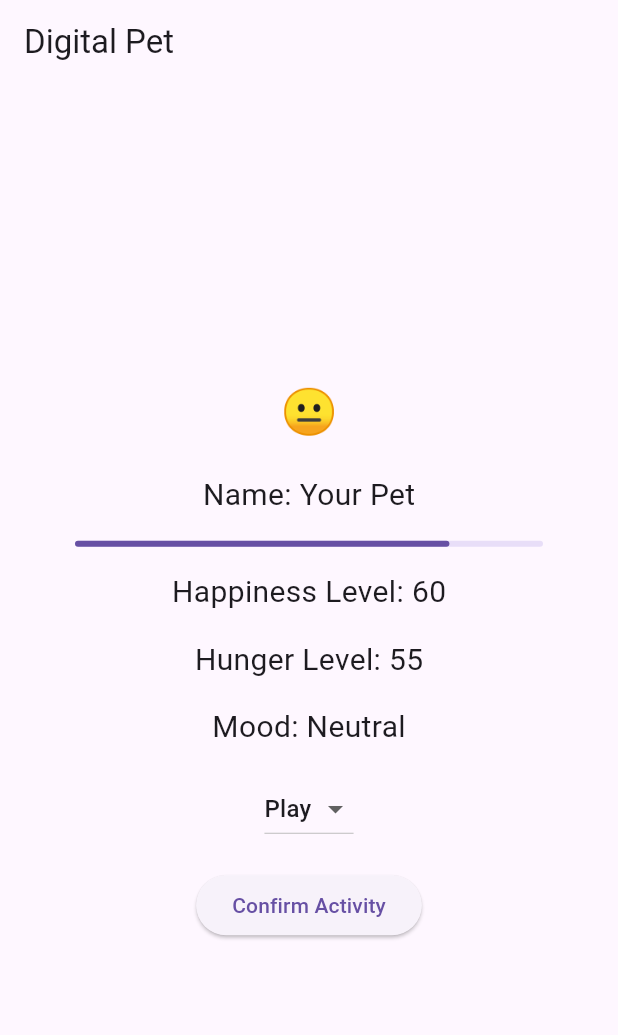
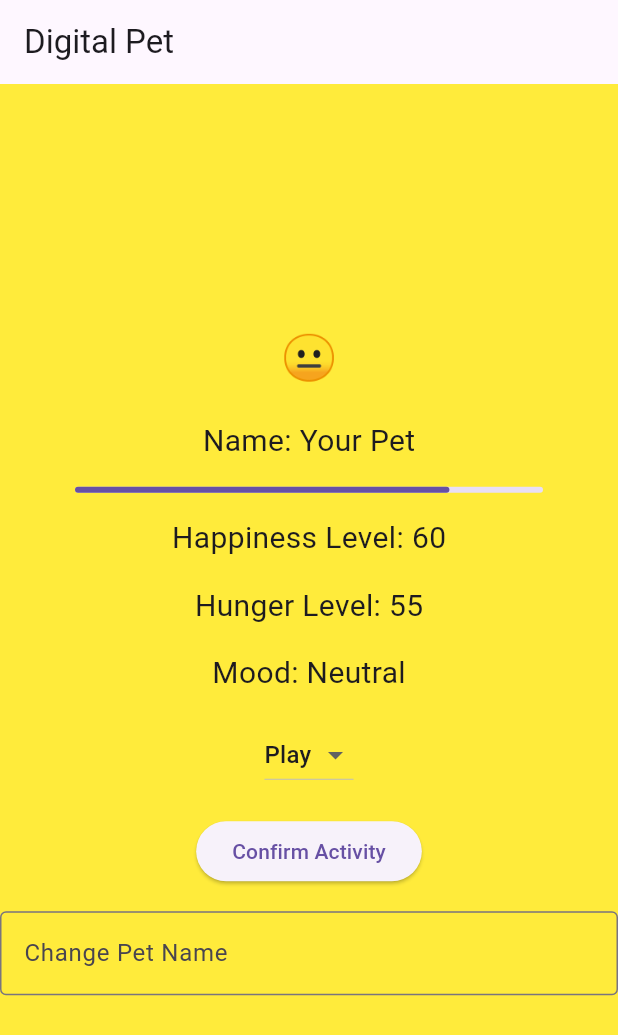
Before and after one commit to ewilliams153/MADPetApp, a Flutter app: the screen it shows after launch, after a tap on "Confirm Activity", on a phone screen of 412 x 824 dp. Shown: the top 1035 px of the screen. Run offline on Flutter 3.47's test engine with Material 3 defaults, Android fonts, the phone set to English and light mode, and no system bars.

Commit message:
Merge with main

```diff
--- a/lib/main.dart
+++ b/lib/main.dart
@@ -14,6 +14,27 @@ class DigitalPetApp extends StatefulWidget {
 }
 
 class _DigitalPetAppState extends State<DigitalPetApp> {
+  ThemeData _currentTheme = ThemeData(
+    primarySwatch: Colors.blue,
+    scaffoldBackgroundColor: Colors.white,
+  );
+
+  final ThemeData unhappyTheme = ThemeData(
+    primarySwatch: Colors.red,
+    scaffoldBackgroundColor: Colors.red,
+  );
+
+  final ThemeData happyTheme = ThemeData(
+    scaffoldBackgroundColor: Colors.green,
+  );
+
+  final ThemeData neutralTheme = ThemeData(
+    scaffoldBackgroundColor: Colors.yellow,
+  );
+  final ThemeData defaultTheme = ThemeData(
+    scaffoldBackgroundColor: Colors.white,
+  );
+
   String petName = "Your Pet";
   int happinessLevel = 50;
   int hungerLevel = 50;
@@ -38,6 +59,7 @@ class _DigitalPetAppState extends State<DigitalPetApp> {
       });
     });
   }
+
   void _startWinConditionTimer() {
     Timer.periodic(Duration(seconds: 1), (timer) {
       if (happinessLevel > 80) {
@@ -60,6 +82,7 @@ class _DigitalPetAppState extends State<DigitalPetApp> {
       }
     });
   }
+
 // Function to increase happiness and update hunger when playing withthe pet
   void _playWithPet() {
     setState(() {
@@ -115,6 +138,20 @@ class _DigitalPetAppState extends State<DigitalPetApp> {
     }
   }
 
+  void _updateBackground(){
+    setState((){
+      if(happinessLevel > 70){
+        _currentTheme = happyTheme;
+      }
+      else if(happinessLevel >=30 && happinessLevel <= 70){
+        _currentTheme = neutralTheme;
+      }
+      else if(happinessLevel < 30){
+        _currentTheme = unhappyTheme;
+      }
+    });
+  }
+
   void doActivity() {
     if (lose) return;
     if (activity == 'Play') {
@@ -126,11 +163,15 @@ class _DigitalPetAppState extends State<DigitalPetApp> {
         _energyLevel = (_energyLevel + 0.1).clamp(0, 1);
       });
     }
+    _updateBackground();
   }
 
   @override
   Widget build(BuildContext context) {
-    return Scaffold(
+    return MaterialApp(
+        title: 'Stateful Widget',
+        theme: _currentTheme,
+        home: Scaffold(
           appBar: AppBar(
             title: Text('Digital Pet'),
           ),
@@ -138,8 +179,12 @@ class _DigitalPetAppState extends State<DigitalPetApp> {
             child: Column(
               mainAxisAlignment: MainAxisAlignment.center,
               children: <Widget>[
-            win ? Text("You Win!", style: TextStyle(fontSize: 30)) : SizedBox.shrink(),
-            lose ? Text("You Lose!", style: TextStyle(fontSize: 30)) : SizedBox.shrink(),
+                win
+                    ? Text("You Win!", style: TextStyle(fontSize: 30))
+                    : SizedBox.shrink(),
+                lose
+                    ? Text("You Lose!", style: TextStyle(fontSize: 30))
+                    : SizedBox.shrink(),
                 Text(
                   _displayMood(),
                   style: TextStyle(fontSize: 30.0),
@@ -187,9 +232,22 @@ class _DigitalPetAppState extends State<DigitalPetApp> {
                 SizedBox(height: 16),
                 ElevatedButton(
                     onPressed: doActivity, child: Text('Confirm Activity')),
+                SizedBox(height: 16),
+                TextField(
+                  decoration: InputDecoration(
+                    labelText: 'Change Pet Name',
+                    hintText: 'Specify name here',
+                    border: OutlineInputBorder(),
+                  ),
+                  onChanged: (val) {
+                    setState(() {
+                      petName = val;
+                    });
+                  },
+                )
               ],
             ),
           ),
-    );
+        ));
   }
 }
```
Lines whose indentation alone changed are shown as unchanged.
